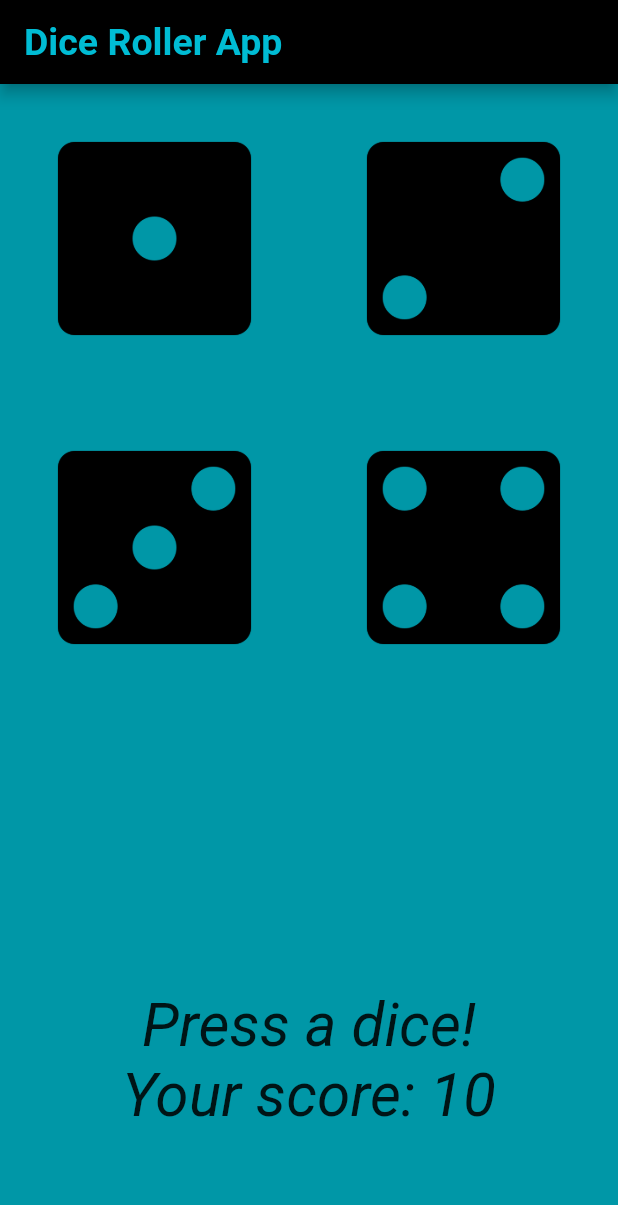
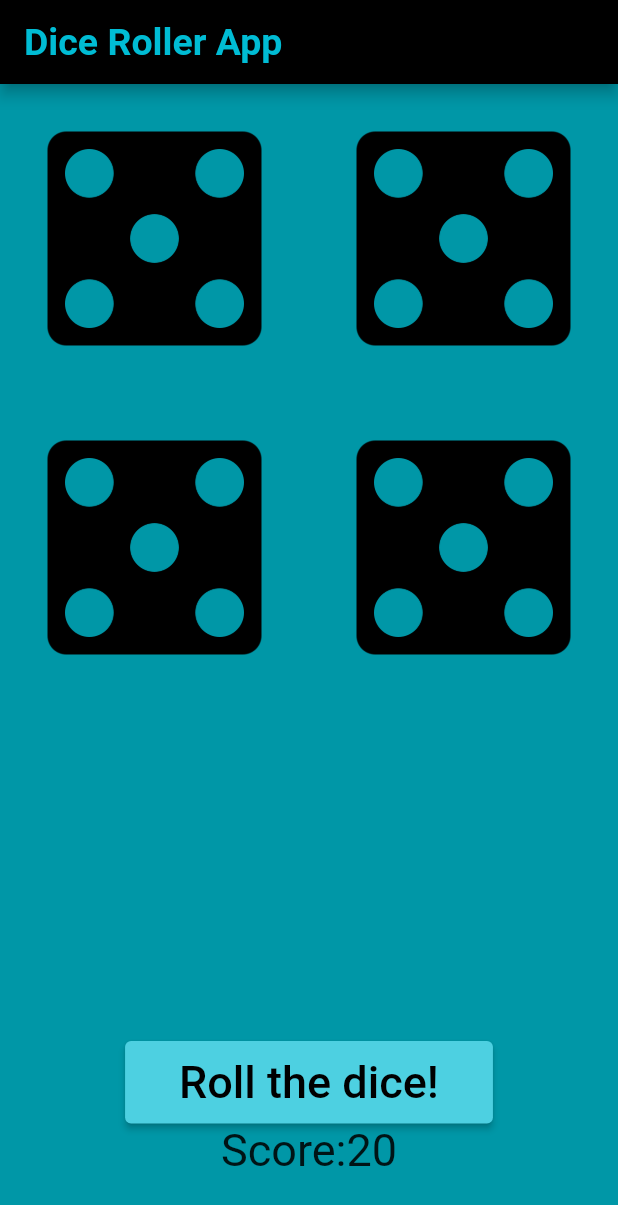
Before and after one commit to Juliana-Dimeglio/Simple_Dice_Roller, a Flutter app: the screen it shows after launch, on a phone screen of 412 x 824 dp. Shown: the top 1205 px of the screen. Run offline on Flutter 3.47's test engine with Material 2 defaults, Android fonts, the phone set to English and light mode, and no system bars.

Commit message:
Implementation of functionality with bloc

```diff
--- /dev/null
+++ b/lib/scr/bloc/dice_bloc.dart
@@ -0,0 +1,43 @@
+import 'dart:async';
+import 'dart:math';
+
+import '../../utils/constants.dart';
+
+import 'i_dice_bloc.dart';
+
+class DiceBloc extends IDiceBloc {
+  final int _numberOfDice = Constants.numberOfDice;
+  StreamController<List<int>> _streamController = StreamController<List<int>>();
+  StreamController<int> _scoreValue = StreamController<int>();
+
+  @override
+  void dispose() {
+    _streamController.close();
+    _scoreValue.close();
+  }
+
+  List<int> diceValues() {
+    //sets the value of each dice randomly and saves the sum of the values of the list
+    var sum = 0;
+    List<int> _listAux = [];
+    for (var i = 0; i < numberOfDice; i++) {
+      _listAux.add(Random().nextInt(6) + 1);
+      sum += _listAux[i];
+    }
+    _scoreValue.sink.add(sum);
+    return _listAux;
+  }
+
+  void roll() {
+    _streamController.sink.add(diceValues());
+  }
+
+  @override
+  void initialize() {}
+
+  int get numberOfDice => _numberOfDice;
+
+  Stream<List<int>> get diceStream => _streamController.stream;
+
+  Stream<int> get scoreValue => _scoreValue.stream;
+}
--- /dev/null
+++ b/lib/scr/bloc/i_dice_bloc.dart
@@ -0,0 +1,5 @@
+abstract class IDiceBloc {
+  void initialize();
+
+  void dispose();
+}
--- a/lib/scr/my_app.dart
+++ b/lib/scr/my_app.dart
@@ -1,4 +1,5 @@
 import 'package:flutter/material.dart';
+import 'bloc/dice_bloc.dart';
 import 'screen_dice_roller.dart';
 
 class MyApp extends StatefulWidget {
@@ -17,7 +18,9 @@ class _MyAppState extends State<MyApp> {
         primarySwatch: Colors.blue,
         visualDensity: VisualDensity.adaptivePlatformDensity,
       ),
-      home: ScreenDiceRoller(),
+      home: ScreenDiceRoller(
+        bloc: DiceBloc(),
+      ),
     );
   }
 }
--- a/lib/scr/screen_dice_roller.dart
+++ b/lib/scr/screen_dice_roller.dart
@@ -1,14 +1,17 @@
 import 'package:flutter/material.dart';
-import '../utils/constants_file.dart';
+import 'bloc/dice_bloc.dart';
+import '../utils/constants.dart';
 
 class ScreenDiceRoller extends StatefulWidget {
   final String title;
   final int numberOfDice;
+  final DiceBloc bloc;
 
   ScreenDiceRoller({
     Key key,
     this.title = "Dice Roller App",
     this.numberOfDice = Constants.numberOfDice,
+    this.bloc,
   }) : super(key: key);
 
   @override
@@ -33,26 +36,76 @@ class _ScreenDiceRollerState extends State<ScreenDiceRoller> {
           ),
           backgroundColor: Colors.black,
         ),
-        body: GridView.count(
-          crossAxisCount: 2,
-          children: List.generate(widget.numberOfDice, (index) {
-            return Center(
+        body: StreamBuilder(
+          stream: widget.bloc.diceStream,
+          initialData: widget.bloc.diceValues(),
+          builder: (context, snapshot) {
+            return GridView.count(
+              crossAxisCount: Constants.crossAxisCount,
+              children: List.generate(widget.bloc.numberOfDice, (index) {
+                return Padding(
+                  padding: const EdgeInsets.all(
+                    Constants.paddingImage,
+                  ),
                   child: Image.asset(
-                "assets/images/Dice_${(index % Constants.modNumber) + 1}.png",
-                height: Constants.imageHeight,
+                    "assets/images/Dice_${snapshot.data[index].toString()}.png",
                   ),
                 );
               }),
+            );
+          },
         ),
         bottomNavigationBar: Padding(
-          padding: const EdgeInsets.only(bottom: Constants.paddingText),
+          padding: const EdgeInsets.only(
+            bottom: Constants.paddingBottomNav,
+          ),
+          child: Column(
+            mainAxisSize: MainAxisSize.min,
+            children: [
+              ElevatedButton(
+                onPressed: () {
+                  widget.bloc.roll();
+                },
+                style: ElevatedButton.styleFrom(
+                  primary: Colors.cyan.shade300,
+                ),
+                child: Padding(
+                  padding: const EdgeInsets.symmetric(
+                    vertical: Constants.paddingVertical,
+                    horizontal: Constants.paddingHorizontal,
+                  ),
                   child: Text(
-            "Press a dice!\nYour score: 10",
+                    "Roll the dice!",
                     style: TextStyle(
                       fontSize: Constants.fontSizeText,
-              fontStyle: FontStyle.italic,
+                      color: Colors.black,
                     ),
-            textAlign: TextAlign.center,
+                  ),
+                ),
+              ),
+              Row(
+                mainAxisAlignment: MainAxisAlignment.center,
+                children: [
+                  Text(
+                    "Score:",
+                    style: TextStyle(
+                      fontSize: Constants.fontSizeText,
+                    ),
+                  ),
+                  StreamBuilder(
+                    stream: widget.bloc.scoreValue,
+                    builder: (context, snapshot) {
+                      return Text(
+                        snapshot.data.toString(),
+                        style: TextStyle(
+                          fontSize: Constants.fontSizeText,
+                        ),
+                      );
+                    },
+                  ),
+                ],
+              ),
+            ],
           ),
         ),
       ),
--- /dev/null
+++ b/lib/utils/constants.dart
@@ -0,0 +1,10 @@
+abstract class Constants {
+  static const double fontSizeTitle = 25;
+  static const double fontSizeText = 30;
+  static const int numberOfDice = 4;
+  static const double paddingImage = 20;
+  static const double paddingBottomNav = 40;
+  static const double paddingHorizontal = 20;
+  static const double paddingVertical = 10;
+  static const int crossAxisCount = 2;
+}
--- a/lib/utils/constants_file.dart
+++ /dev/null
@@ -1,8 +0,0 @@
-abstract class Constants {
-  static const double imageHeight = 150;
-  static const int modNumber = 6;
-  static const double fontSizeTitle = 25;
-  static const double fontSizeText = 40;
-  static const int numberOfDice = 4;
-  static const double paddingText = 70;
-}
```
Also changed, not shown: pubspec.lock. Lines whose indentation alone changed are shown as unchanged.
